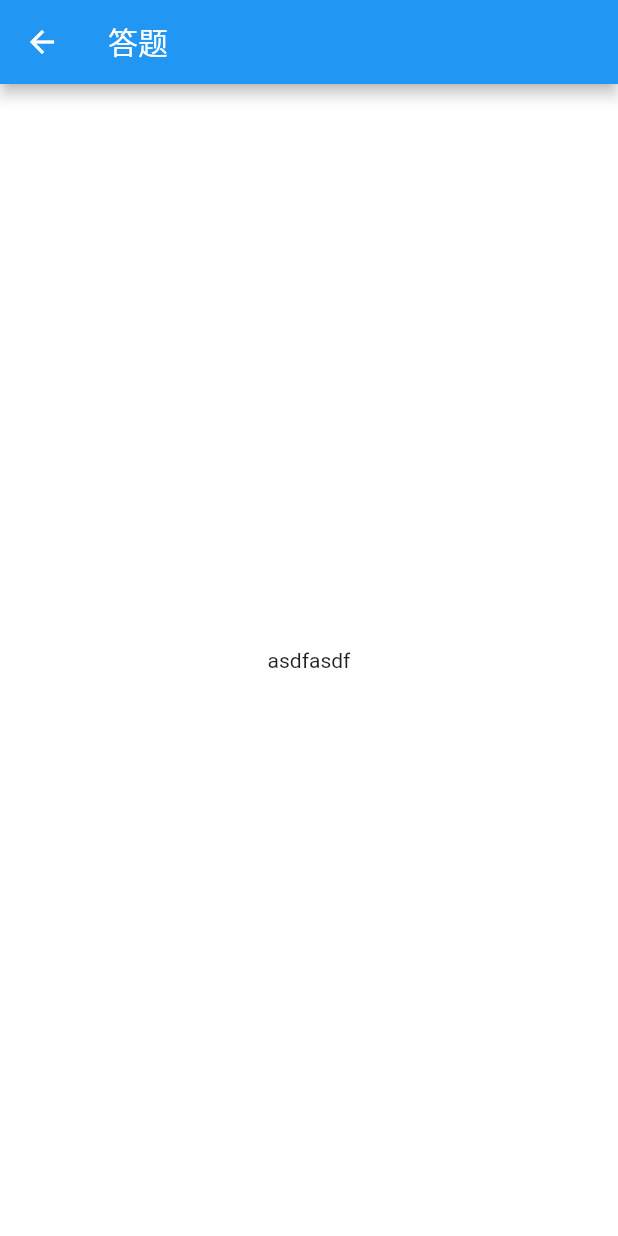
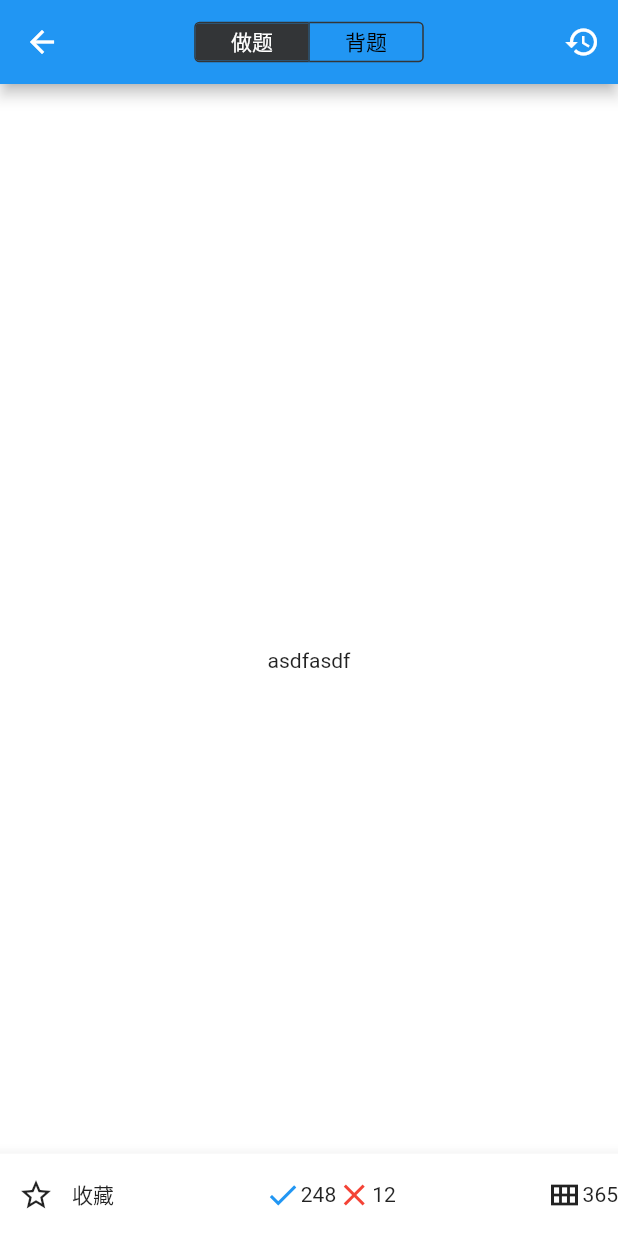
Before and after one commit to 1194117884/ham-tools, a Flutter app: the QuestionPage screen opened by its route, on a phone screen of 412 x 824 dp. Run offline on Flutter 3.47's test engine with Material 2 defaults, Android fonts, the phone set to English and light mode, and no system bars; our stand-ins replace get.

Commit message:
:lipstick: (完善问题页)

```diff
--- a/lib/pages/question/question_controller.dart
+++ b/lib/pages/question/question_controller.dart
@@ -1,3 +1,46 @@
+import 'dart:developer';
+
+import 'package:flutter/material.dart';
 import 'package:get/get.dart';
 
-class QuestionController extends GetxController {}
+class QuestionController extends GetxController {
+  var modelSelectList = [true, false];
+
+  void changeModel(int index) {
+    for (int i = 0; i < modelSelectList.length; i++) {
+      /// pressing current model
+      if (modelSelectList[i] && index == i) {
+        return;
+      }
+      modelSelectList[i] = false;
+    }
+
+    modelSelectList[index] = true;
+
+    log('change question model');
+    update();
+  }
+
+  static const COLLECT_ICONS = <Icon>[
+    Icon(
+      Icons.star_border,
+    ),
+    Icon(
+      Icons.star,
+      color: Colors.blue,
+    ),
+  ];
+
+  Icon collectIcon = COLLECT_ICONS.first;
+
+  void collect() {
+    if (collectIcon == COLLECT_ICONS.first) {
+      collectIcon = COLLECT_ICONS.last;
+    } else {
+      collectIcon = COLLECT_ICONS.first;
+    }
+
+    log('collect or discollect');
+    update();
+  }
+}
--- a/lib/pages/question/question_page.dart
+++ b/lib/pages/question/question_page.dart
@@ -14,16 +14,88 @@ class QuestionPage extends GetView<QuestionController> {
             builder: (BuildContext context) {
               return IconButton(
                 icon: const Icon(Icons.arrow_back),
-                onPressed: () {
-                  Get.back();
-                },
+                onPressed: Get.back,
               );
             },
           ),
-          title: Text('答题'),
+          title: ToggleButtons(
+            direction: Axis.horizontal,
+            onPressed: (int index) {
+              controller.changeModel(index);
+            },
+            borderRadius: const BorderRadius.all(Radius.circular(3)),
+            borderColor: Color.fromARGB(250, 51, 51, 51),
+            selectedBorderColor: Color.fromARGB(250, 51, 51, 51),
+            selectedColor: Colors.white,
+            color: Colors.black,
+            fillColor: Color.fromARGB(250, 51, 51, 51),
+            constraints: const BoxConstraints(
+              minHeight: 25.0,
+              minWidth: 75.0,
+            ),
+            isSelected: controller.modelSelectList,
+            children: const [
+              Text('做题'),
+              Text('背题'),
+            ],
+          ),
+          centerTitle: true,
+          actions: [
+            IconButton(
+              icon: const Icon(Icons.history),
+              onPressed: Get.back,
+            ),
+          ],
         ),
-        body: Center(
+        body: const Center(
           child: Text('asdfasdf'),
+        ),
+        bottomSheet: BottomAppBar(
+          child: SizedBox(
+            height: 55.0,
+            child: Row(
+              mainAxisAlignment: MainAxisAlignment.spaceBetween,
+              crossAxisAlignment: CrossAxisAlignment.center,
+              children: [
+                Wrap(
+                  crossAxisAlignment: WrapCrossAlignment.center,
+                  children: [
+                    IconButton(
+                      onPressed: controller.collect,
+                      icon: controller.collectIcon,
+                    ),
+                    const Text("收藏"),
+                  ],
+                ),
+                Wrap(
+                  crossAxisAlignment: WrapCrossAlignment.center,
+                  children: [
+                    Wrap(
+                      crossAxisAlignment: WrapCrossAlignment.center,
+                      children: const [
+                        Icon(Icons.check, color: Colors.blue),
+                        Text('248')
+                      ],
+                    ),
+                    Wrap(
+                      crossAxisAlignment: WrapCrossAlignment.center,
+                      children: const [
+                        Icon(Icons.close, color: Colors.red),
+                        Text('12')
+                      ],
+                    ),
+                  ],
+                ),
+                Wrap(
+                  crossAxisAlignment: WrapCrossAlignment.center,
+                  children: const [
+                    Icon(Icons.view_module_outlined),
+                    Text('365')
+                  ],
+                ),
+              ],
+            ),
+          ),
         ),
       );
     });
```
Also changed, not shown: lib/pages/examination/examination_page.dart (+4 -5 lines).
